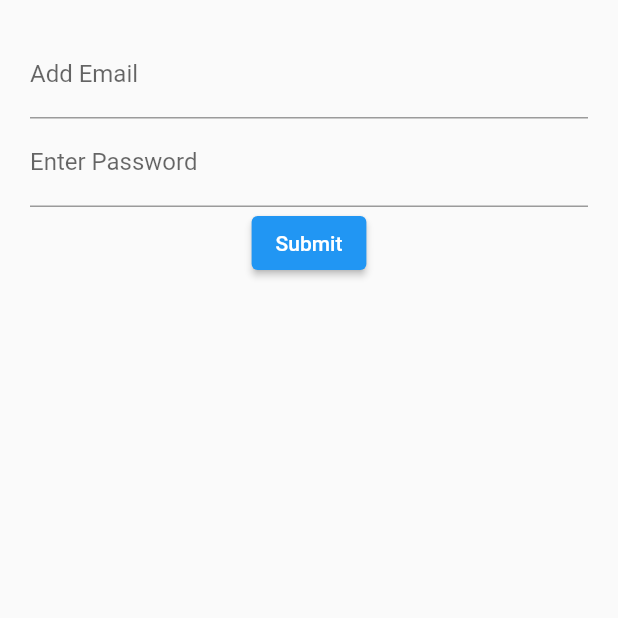
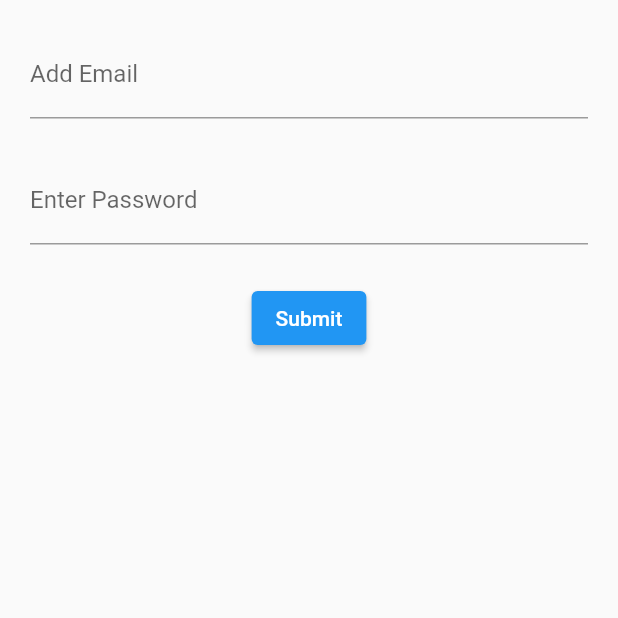
Before and after one commit to mannuelf/flutter-login, a Flutter app: the screen it shows after launch, on a phone screen of 412 x 824 dp, the top half of it. Run offline on Flutter 3.47's test engine with Material 2 defaults, Android fonts, the phone set to English and light mode, and no system bars.

Commit message:
container used fo padding

```diff
--- a/lib/src/screens/login.dart
+++ b/lib/src/screens/login.dart
@@ -22,20 +22,26 @@ class LoginScreenState extends State<LoginScreen> {
   }
 
   Widget emailField() {
-    return TextFormField(
+    return Container(
+      margin: const EdgeInsets.only(bottom: 25.0),
+      child: TextFormField(
         keyboardType: TextInputType.emailAddress,
         decoration: const InputDecoration(
           labelText: 'Add Email',
           hintText: 'you@example.com',
         ),
+      ),
     );
   }
 
   Widget passwordField() {
-    return TextFormField(
+    return Container(
+      margin: const EdgeInsets.only(bottom: 25.0),
+      child: TextFormField(
         obscureText: true,
         decoration: const InputDecoration(
             labelText: 'Enter Password', hintText: 'Password'),
+      ),
     );
   }
 
```
Lines whose indentation alone changed are shown as unchanged.
